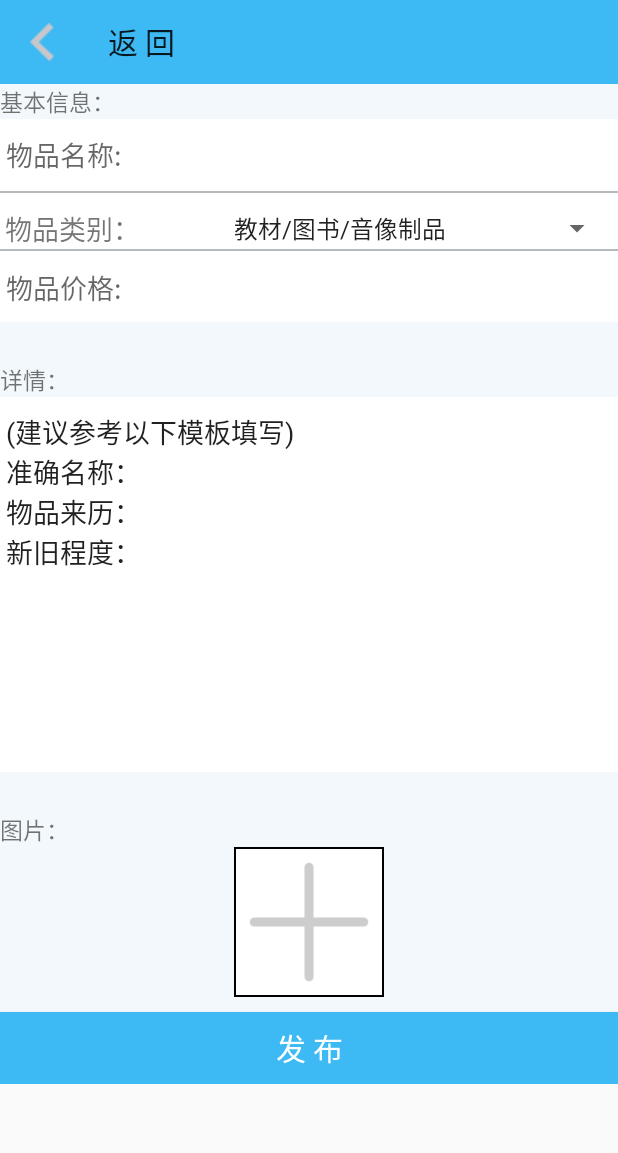
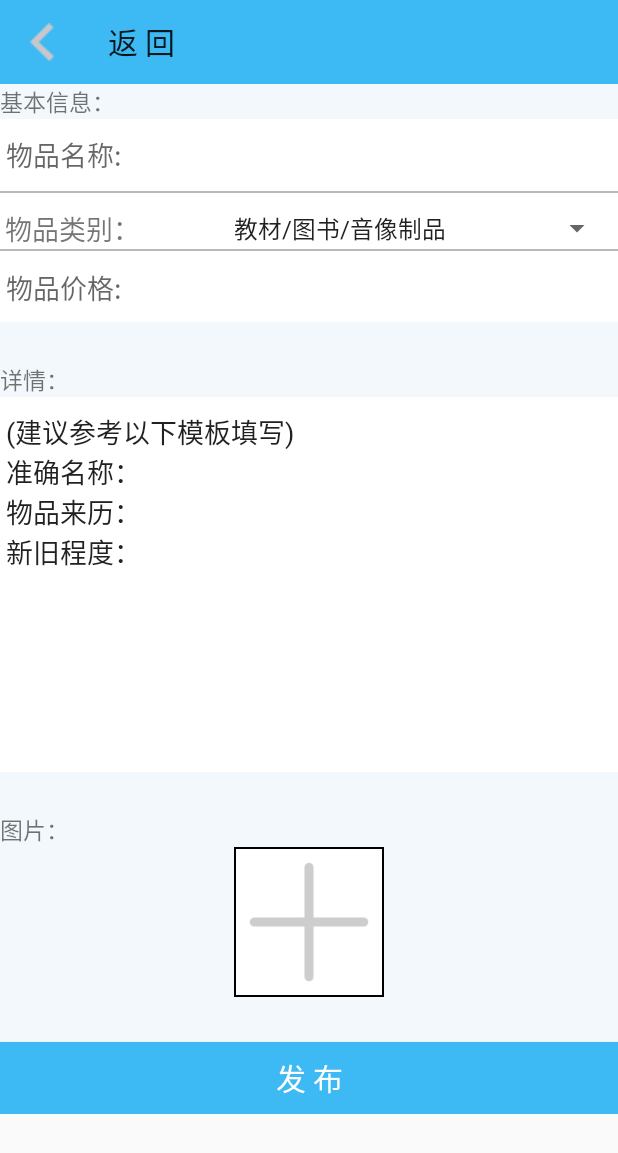
Before and after one commit to smoooom/second-hand-goods, an Android app: the AddGoodsActivity screen opened directly, with no data from a screen before it, on a phone screen of 412 x 824 dp. Shown: the top 1153 px of the screen. Run offline under Robolectric (Android 15) with nearby library versions, the phone set to English and light mode, and no system bars.

Commit message:
修改了发布的图标；实现了注册后跳转至商品列表

```diff
--- a/app/src/main/java/com/example/myapplication/activity/SignUp.java
+++ b/app/src/main/java/com/example/myapplication/activity/SignUp.java
@@ -74,6 +74,9 @@ public class SignUp extends AppCompatActivity {
                     int flag = UserDao.addUser(idT,pwdT,conT,address);
                     if(flag == 1){
                         Toast.makeText(SignUp.this, "已注册成功", Toast.LENGTH_SHORT).show();
+                        Intent intent=new Intent(SignUp.this, UserActivity.class);
+                        intent.putExtra("s_id", idT);
+                        startActivity(intent);
                     }
                     if(flag == -1){
                         Toast.makeText(SignUp.this, "注册失败，账号已存在", Toast.LENGTH_SHORT).show();
--- a/app/src/main/res/layout/activity_add_goods.xml
+++ b/app/src/main/res/layout/activity_add_goods.xml
@@ -146,7 +146,7 @@
             android:id="@+id/upload_button"
             android:layout_width="match_parent"
             android:layout_height="wrap_content"
-            android:layout_marginTop="10dp"
+            android:layout_marginTop="30dp"
             android:background="#3DBAF3"
             android:foreground="?android:attr/selectableItemBackground"
             android:text="发 布"
--- a/app/src/main/res/layout/activity_user.xml
+++ b/app/src/main/res/layout/activity_user.xml
@@ -94,7 +94,7 @@
             android:layout_height="wrap_content"
             android:layout_weight="1"
             android:button="@null"
-            android:drawableTop="@drawable/home"
+            android:drawableTop="@drawable/add32"
             android:gravity="center"
             android:text="发布"
             android:textStyle="bold"></RadioButton>
```
